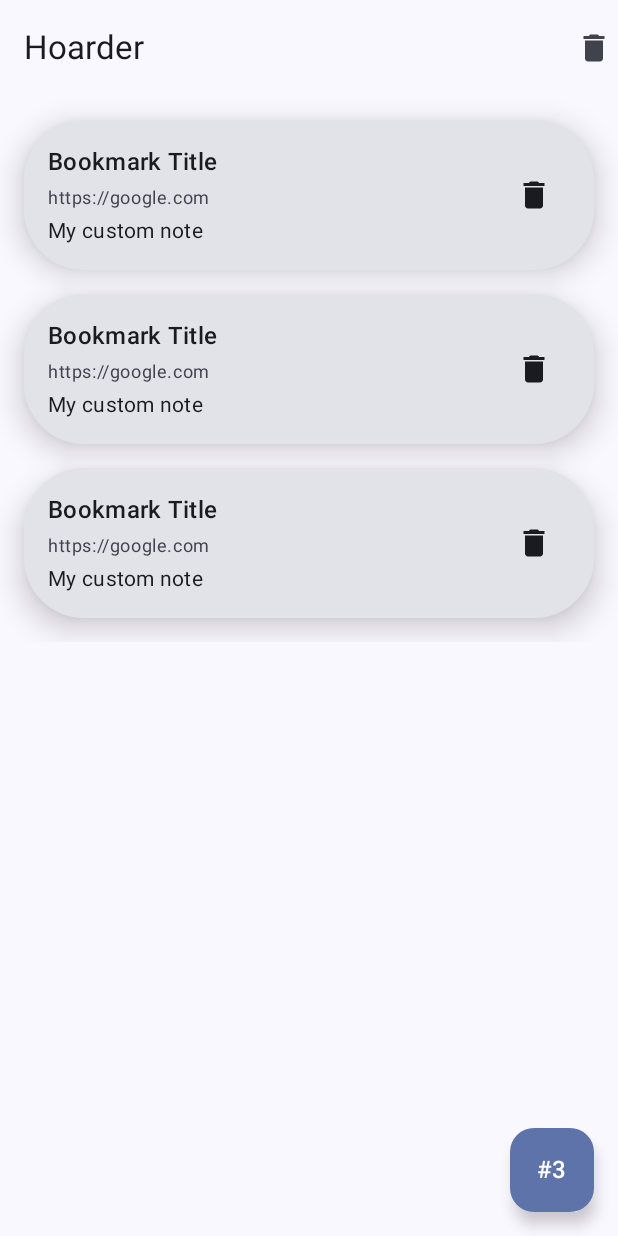
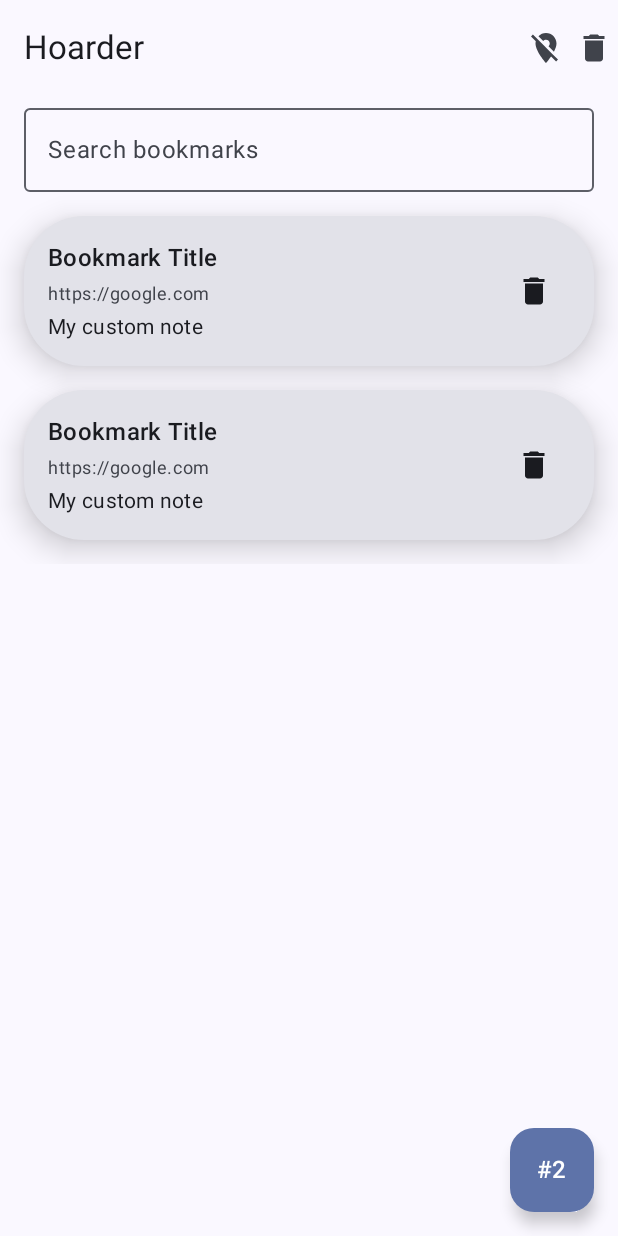
Before and after one commit to luchfilip/android-fundamentals, an Android app built with Jetpack Compose: the HomeScreen screen opened through its navigation route, on a phone screen of 412 x 824 dp. Run offline under Robolectric (Android 15) with nearby library versions, the phone set to English and light mode, and no system bars; our stand-ins replace Dagger/Hilt's generated code; libraries missing offline, so code that uses them is left out: androidx.hilt.lifecycle.

Commit message:
day 2 EOD

```diff
--- a/app/src/main/java/engineer/filip/hoarder/MainActivity.kt
+++ b/app/src/main/java/engineer/filip/hoarder/MainActivity.kt
@@ -11,6 +11,7 @@ import androidx.compose.foundation.layout.fillMaxSize
 import androidx.compose.foundation.layout.padding
 import androidx.compose.material3.Scaffold
 import androidx.compose.ui.Modifier
+import androidx.core.net.toUri
 import androidx.lifecycle.Lifecycle
 import androidx.lifecycle.lifecycleScope
 import androidx.lifecycle.repeatOnLifecycle
@@ -76,11 +77,19 @@ class MainActivity : ComponentActivity() {
 
     private fun handleShareIntent(intent: Intent?) {
         Log.d("MainActivity", "intent: $intent")
-        if (intent?.action == Intent.ACTION_SEND && intent.type == "text/plain") {
-//            val sharedText = intent.extras.toString()
-            val sharedText = intent.getStringExtra(Intent.EXTRA_TEXT)
-            shareHandler.onShareReceived(sharedText)
-            Log.d("MainActivity", "intent text: $sharedText")
+
+        when (intent?.action) {
+            Intent.ACTION_SEND -> {
+                if (intent.type == "text/plain") {
+                    val sharedText = intent.getStringExtra(Intent.EXTRA_TEXT)
+                    shareHandler.onShareReceived(sharedText)
+                    Log.d("MainActivity", "intent text: $sharedText")
+                }
+            }
+            Intent.ACTION_VIEW -> {
+                val id = intent.data.toString().toUri().lastPathSegment
+                shareHandler.onDeeplinkReceived(id)
+            }
         }
     }
 }
--- a/app/src/main/java/engineer/filip/hoarder/ui/home/HomeScreen.kt
+++ b/app/src/main/java/engineer/filip/hoarder/ui/home/HomeScreen.kt
@@ -1,5 +1,12 @@
 package engineer.filip.hoarder.ui.home
 
+import android.content.Context
+import android.content.pm.PackageManager
+import android.graphics.drawable.Icon
+import android.util.Log
+import androidx.activity.compose.rememberLauncherForActivityResult
+import androidx.activity.result.contract.ActivityResultContract
+import androidx.activity.result.contract.ActivityResultContracts
 import androidx.compose.foundation.clickable
 import androidx.compose.foundation.layout.Arrangement
 import androidx.compose.foundation.layout.Box
@@ -19,8 +26,11 @@ import androidx.compose.foundation.lazy.LazyColumn
 import androidx.compose.foundation.lazy.items
 import androidx.compose.foundation.shape.RoundedCornerShape
 import androidx.compose.material.icons.Icons
+import androidx.compose.material.icons.filled.AddLocationAlt
 import androidx.compose.material.icons.filled.Delete
 import androidx.compose.material.icons.filled.FilterList
+import androidx.compose.material.icons.filled.LocationOff
+import androidx.compose.material.icons.filled.LocationOn
 import androidx.compose.material3.Card
 import androidx.compose.material3.CardDefaults
 import androidx.compose.material3.ExperimentalMaterial3Api
@@ -28,6 +38,7 @@ import androidx.compose.material3.FloatingActionButton
 import androidx.compose.material3.Icon
 import androidx.compose.material3.IconButton
 import androidx.compose.material3.MaterialTheme
+import androidx.compose.material3.OutlinedTextField
 import androidx.compose.material3.Scaffold
 import androidx.compose.material3.Text
 import androidx.compose.material3.TopAppBar
@@ -42,9 +53,11 @@ import androidx.compose.ui.Alignment
 import androidx.compose.ui.Modifier
 import androidx.compose.ui.graphics.Color
 import androidx.compose.ui.graphics.graphicsLayer
+import androidx.compose.ui.platform.LocalContext
 import androidx.compose.ui.tooling.preview.Preview
 import androidx.compose.ui.unit.dp
 import androidx.compose.ui.unit.sp
+import androidx.core.content.ContextCompat
 import androidx.hilt.lifecycle.viewmodel.compose.hiltViewModel
 import androidx.lifecycle.Lifecycle
 import androidx.lifecycle.compose.LocalLifecycleOwner
@@ -54,6 +67,7 @@ import engineer.filip.hoarder.data.model.Bookmark
 import kotlinx.coroutines.coroutineScope
 import kotlinx.coroutines.launch
 import java.util.UUID
+import java.util.jar.Manifest
 
 /**
  * Screen-level composable. Handles ViewModel and state management.
@@ -69,12 +83,33 @@ fun HomeScreen(
 ) {
     val uiState by viewModel.uiState.collectAsStateWithLifecycle()
     val lifecycleOwner = LocalLifecycleOwner.current
-    val scope = rememberCoroutineScope()
-    LaunchedEffect(Unit) {
-        scope.launch {
+
+    val locationPermissionsLauncher = rememberLauncherForActivityResult(
+        contract = ActivityResultContracts.RequestMultiplePermissions()
+    ) { permissions ->
+        val fineLocationGranted = permissions[android.Manifest.permission.ACCESS_FINE_LOCATION] ?: false
+        val coarseLocationGranted = permissions[android.Manifest.permission.ACCESS_COARSE_LOCATION] ?: false
+
+        when {
+            fineLocationGranted && coarseLocationGranted -> {
+                viewModel.onAction(HomeAction.OnFineLocationPermissionUpdated(true))
+            }
+            coarseLocationGranted -> {
+                viewModel.onAction(HomeAction.OnCoarseLocationPermissionUpdated(true))
+            }
+            else -> {
 
             }
         }
+    }
+
+    val context = LocalContext.current
+    LaunchedEffect(Unit) {
+        val hasPermission = ContextCompat.checkSelfPermission(context,
+            android.Manifest.permission.ACCESS_COARSE_LOCATION) == PackageManager.PERMISSION_GRANTED
+
+    }
+
     // Observe one-time events for navigation
     LaunchedEffect(Unit) {
         viewModel.events.collect { event ->
@@ -93,7 +128,15 @@ fun HomeScreen(
 
     HomeContent(
         state = uiState,
-        onAction = viewModel::onAction
+        onAction = viewModel::onAction,
+        onRequestPermissions = {
+            locationPermissionsLauncher.launch(
+                arrayOf(
+                    android.Manifest.permission.ACCESS_FINE_LOCATION,
+                    android.Manifest.permission.ACCESS_COARSE_LOCATION
+                )
+            )
+        }
     )
 }
 
@@ -105,7 +148,8 @@ fun HomeScreen(
 fun HomeContent(
     state: HomeUiState,
     onAction: (HomeAction) -> Unit,
-    modifier: Modifier = Modifier
+    modifier: Modifier = Modifier,
+    onRequestPermissions: () -> Unit
 ) {
 
     Scaffold(
@@ -115,6 +159,19 @@ fun HomeContent(
                 title = { Text("Hoarder") },
                 // TODO Exercise 11: Add ClearAll IconButton. See Hints.Exercise11
                 actions = {
+                    val icon = when {
+                        state.hasLocationCoarsePermission -> Icons.Default.LocationOn
+                        state.hasLocationFinePermission -> Icons.Default.AddLocationAlt
+                        else -> {
+                           Icons.Default.LocationOff
+                        }
+                    }
+                    Icon(imageVector = icon,
+                        contentDescription = "location icon",
+                        modifier = Modifier.clickable {
+                            Log.d("HomeScreen", "icon clicked")
+                            onRequestPermissions()
+                        }.padding(8.dp))
                     Icon(
                         imageVector = Icons.Default.Delete,
                         contentDescription = "delete all",
@@ -128,12 +185,16 @@ fun HomeContent(
         floatingActionButton = {
             FloatingActionButton(
                 onClick = {
-                    onAction(HomeAction.AddBookmark(Bookmark(
+                    onAction(
+                        HomeAction.AddBookmark(
+                            Bookmark(
                                 id = UUID.randomUUID().toString(),
                                 title = "Bookmark Title",
                                 url = "https://google.com",
                                 notes = "My custom note"
-                    )))
+                            )
+                        )
+                    )
                 }
             ) {
                 Text(
@@ -151,20 +212,57 @@ fun HomeContent(
         // Day 3 Exercise 4b: Find the performance issue in this LazyColumn
         // Hint: Look at how lambdas are passed to BookmarkItem
         // Stuck? See Hints.Day3Exercise4b
+        Column(
+            modifier = Modifier
+                .fillMaxSize()
+                .padding(innerPadding)
+        ) {
+            SearchInput(
+                modifier = Modifier
+                    .fillMaxWidth()
+                    .padding(horizontal = 16.dp),
+                searchQuery = state.searchQuery,
+                onAction = onAction
+            )
             when {
                 state.bookmarks.isEmpty() -> {
-                EmptyState(modifier = Modifier.padding(innerPadding))
+                    EmptyState(modifier = Modifier)
                 }
 
                 else -> {
+                    val bookmarks =
+                        if (state.searchQuery.isEmpty()) state.bookmarks else state.filteredBookmarks
                     BookmarkItems(
-                    modifier = Modifier.padding(innerPadding),
-                    bookmarks = state.bookmarks,
+                        modifier = Modifier,
+                        bookmarks = bookmarks,
                         onAction = onAction
                     )
                 }
             }
         }
+    }
+}
+
+@Composable
+fun SearchInput(
+    modifier: Modifier,
+    searchQuery: String = "",
+    onAction: (HomeAction) -> Unit
+) {
+    OutlinedTextField(
+        modifier = modifier,
+        value = searchQuery,
+        label = { Text("Search bookmarks") },
+        onValueChange = {
+            onAction(HomeAction.SearchQueryChanged(it))
+        }
+    )
+}
+
+@Preview
+@Composable
+fun SearchInputPreview() {
+    SearchInput(Modifier) {}
 }
 
 @Composable
@@ -203,7 +301,9 @@ fun BookmarkItem(
         onClick = onClick,
         elevation = CardDefaults.cardElevation(defaultElevation = 12.dp),
         shape = RoundedCornerShape(40.dp),
-        modifier = modifier.fillMaxSize().graphicsLayer() {
+        modifier = modifier
+            .fillMaxSize()
+            .graphicsLayer() {
                 clip = false
             }
     ) {
@@ -300,7 +400,8 @@ private fun HomeContentPreview() {
             )
         ),
         onAction = {},
-        modifier = Modifier.padding(WindowInsets.safeDrawing.asPaddingValues())
+        modifier = Modifier.padding(WindowInsets.safeDrawing.asPaddingValues()),
+        onRequestPermissions = {}
     )
 }
 
@@ -310,6 +411,7 @@ private fun HomeContentEmptyPreview() {
     HomeContent(
         state = HomeUiState(bookmarks = emptyList()),
         onAction = {},
-        modifier = Modifier.padding(WindowInsets.safeDrawing.asPaddingValues())
+        modifier = Modifier.padding(WindowInsets.safeDrawing.asPaddingValues()),
+        onRequestPermissions = {}
     )
 }
--- a/app/src/main/java/engineer/filip/hoarder/ui/home/HomeUiState.kt
+++ b/app/src/main/java/engineer/filip/hoarder/ui/home/HomeUiState.kt
@@ -16,9 +16,13 @@ import engineer.filip.hoarder.ui.Hints
 @Immutable
 data class HomeUiState(
     val bookmarks: List<Bookmark> = emptyList(),
+    val filteredBookmarks: List<Bookmark> = emptyList(),
     val isLoading: Boolean = false,
     val error: String? = null,
-    val counter: Int = 0
+    val counter: Int = 0,
+    val searchQuery: String = "",
+    val hasLocationCoarsePermission: Boolean = false,
+    val hasLocationFinePermission: Boolean = false
     // TODO Day 2 Exercise 13: Add val searchQuery: String = ""
 ) {
     @Suppress("unused") private val _hint10 = Hints.Exercise10
--- a/app/src/main/java/engineer/filip/hoarder/ui/home/HomeViewModel.kt
+++ b/app/src/main/java/engineer/filip/hoarder/ui/home/HomeViewModel.kt
@@ -7,9 +7,11 @@ import dagger.hilt.android.lifecycle.HiltViewModel
 import engineer.filip.hoarder.data.ShareHandler
 import engineer.filip.hoarder.data.model.Bookmark
 import engineer.filip.hoarder.data.repository.BookmarkRepository
+import engineer.filip.hoarder.navigation.Home
 import engineer.filip.hoarder.ui.Hints
 import kotlinx.coroutines.CoroutineScope
 import kotlinx.coroutines.Dispatchers
+import kotlinx.coroutines.FlowPreview
 import kotlinx.coroutines.flow.MutableSharedFlow
 import kotlinx.coroutines.flow.MutableStateFlow
 import kotlinx.coroutines.flow.SharedFlow
@@ -17,6 +19,7 @@ import kotlinx.coroutines.flow.StateFlow
 import kotlinx.coroutines.flow.asSharedFlow
 import kotlinx.coroutines.flow.asStateFlow
 import kotlinx.coroutines.flow.collect
+import kotlinx.coroutines.flow.debounce
 import kotlinx.coroutines.flow.filterNotNull
 import kotlinx.coroutines.flow.update
 import kotlinx.coroutines.launch
@@ -41,9 +44,10 @@ sealed interface HomeAction {
     data class DeleteBookmarkClick(val bookmarkId: String) : HomeAction
     data class BookmarkClick(val bookmarkId: String) : HomeAction
     data object ClearAll : HomeAction
+    data class SearchQueryChanged(val query: String): HomeAction
+    data class OnCoarseLocationPermissionUpdated(val hasPermission: Boolean): HomeAction
+    data class OnFineLocationPermissionUpdated(val hasPermission: Boolean): HomeAction
     // TODO Day 1 Exercise 11: Add data object ClearAll : HomeAction
-
-    // TODO Day 2 Exercise 13: Add data class SearchQueryChanged(val query: String) : HomeAction
 
     @Suppress("unused")
     private val _hint11: Any get() = Hints.Exercise11
@@ -69,18 +73,45 @@ class HomeViewModel @Inject constructor(
     private val _events = MutableSharedFlow<HomeEvent>()
     val events: SharedFlow<HomeEvent> = _events.asSharedFlow()
 
+    private val searchQuery = MutableStateFlow("")
+
     // TODO Exercise 13: Add search query flow for debounce
 
     init {
         loadBookmarks()
         observeSharedContent()
-
+        observeDeeplink()
+        observeSearch()
         // TODO Exercise 13: Call observeSearch()
     }
 
     // TODO Exercise 8: Implement observeSharedContent()
     // TODO Exercise 9: Implement extractTitle(text: String)
     // TODO Exercise 13: Implement observeSearch()
+
+    @OptIn(FlowPreview::class)
+    private fun observeSearch() {
+        viewModelScope.launch {
+            searchQuery.debounce(300).collect { query ->
+                val filteredBookmarks = uiState.value.bookmarks.filter {
+                    it.title.contains(query, ignoreCase = true) ||
+                    it.url.contains(query, ignoreCase = true)
+                }
+                _uiState.update { it.copy(
+                    filteredBookmarks = filteredBookmarks
+                ) }
+            }
+        }
+    }
+
+    private fun observeDeeplink() {
+        viewModelScope.launch {
+            shareHandler.deeplinkData.filterNotNull().collect { id ->
+                onBookmarkClick(id)
+                shareHandler.consumeDeeplink()
+            }
+        }
+    }
 
     private fun observeSharedContent() {
         viewModelScope.launch {
@@ -113,8 +144,20 @@ class HomeViewModel @Inject constructor(
             is HomeAction.BookmarkClick -> onBookmarkClick(action.bookmarkId)
             // TODO Exercise 11: Handle ClearAll
             // TODO Exercise 13: Handle SearchQueryChanged
-            HomeAction.ClearAll -> clearAll()
+            is HomeAction.ClearAll -> clearAll()
+            is HomeAction.SearchQueryChanged -> onSearchQueryChanged(action.query)
+            is HomeAction.OnCoarseLocationPermissionUpdated -> {
+                _uiState.update { it.copy(hasLocationCoarsePermission = action.hasPermission) }
+            }
+            is HomeAction.OnFineLocationPermissionUpdated -> {
+                _uiState.update { it.copy(hasLocationFinePermission = action.hasPermission) }
+            }
         }
+    }
+
+    private fun onSearchQueryChanged(query: String) {
+        _uiState.update { it.copy(searchQuery = query) }
+        searchQuery.update { query }
     }
 
     private fun clearAll() {
@@ -164,7 +207,7 @@ class HomeViewModel @Inject constructor(
     }
 
     private fun onBookmarkClick(bookmarkId: String) {
-        viewModelScope.launch(Dispatchers.IO) {
+        viewModelScope.launch {
             _events.emit(HomeEvent.NavigateToDetail(bookmarkId))
         }
     }
```
Also changed, not shown: app/src/main/AndroidManifest.xml (+20 -9 lines), app/src/main/java/engineer/filip/hoarder/data/ShareHandler.kt (+13 -0 lines). Lines whose indentation alone changed are shown as unchanged.
